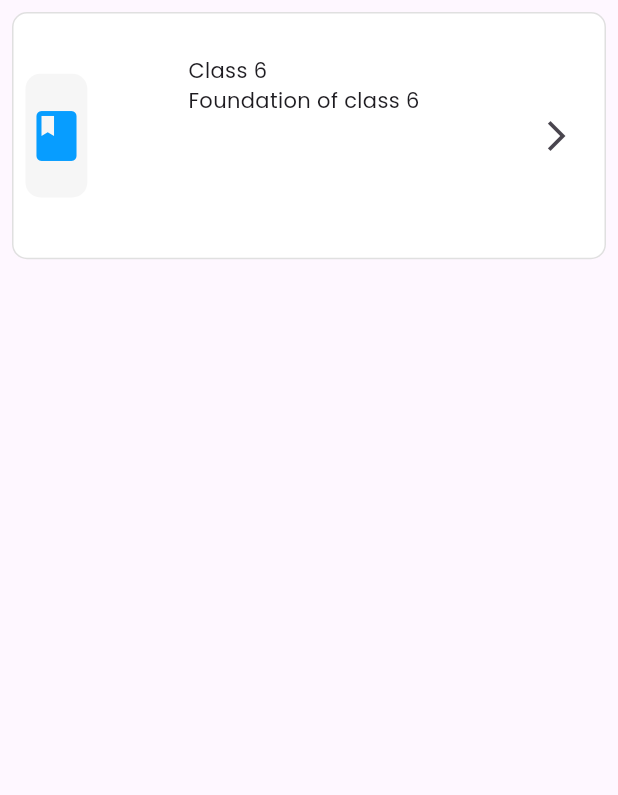
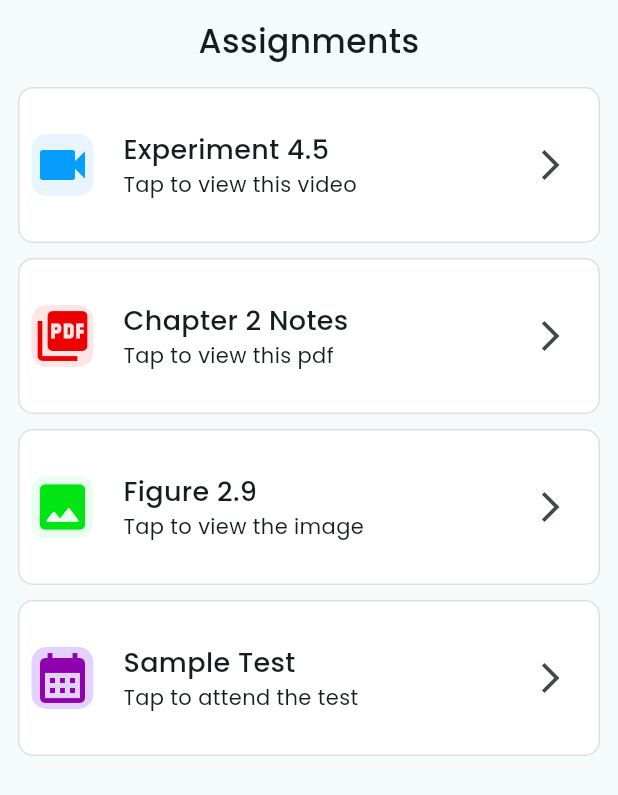
Before and after one commit to donymashup/Etutor, a Flutter app: the SubscribedCourseOverview screen opened directly, after a tap on the "arrow forward ios" icon, on a phone screen of 412 x 824 dp. Shown: the top 795 px of the screen. Run offline on Flutter 3.47's test engine with Material 3 defaults, Android fonts, the phone set to English and light mode, and no system bars; our stand-ins replace lottie.

Commit message:
subscribed course overview,content,assignament completed

```diff
--- a/lib/common/constants/app_constants.dart
+++ b/lib/common/constants/app_constants.dart
@@ -28,6 +28,5 @@ class AppColor {
   static const Color orangeBarGraph = Color(0xFFFFB800);
   static const Color blackColor = Color(0xFF000000);
   static const Color whiteColor = Color(0xFFFFFFFF);
-
-
+  static const Color lightVioletCardBackground =Color(0x2E6207FF);
 }
--- a/lib/features/auth/screen/test_home.dart
+++ b/lib/features/auth/screen/test_home.dart
@@ -1,5 +1,3 @@
-import 'package:etutor/common/constants/app_constants.dart';
-import 'package:etutor/features/subscribed_course.dart/widgets/course_card.dart';
 import 'package:flutter/material.dart';
 
 class TestHome extends StatefulWidget {
--- /dev/null
+++ b/lib/features/subscribed_course.dart/screens/subscribed_course_assignment_screen.dart
@@ -0,0 +1,66 @@
+import 'package:etutor/common/constants/app_constants.dart';
+import 'package:etutor/features/subscribed_course.dart/widgets/course_card.dart';
+import 'package:flutter/material.dart';
+
+class SubscribedCourseAssignmentScreen extends StatefulWidget {
+  const SubscribedCourseAssignmentScreen({super.key});
+
+  @override
+  State<SubscribedCourseAssignmentScreen> createState() => _SubscribedCourseAssignmentScreenState();
+}
+
+class _SubscribedCourseAssignmentScreenState extends State<SubscribedCourseAssignmentScreen> {
+  @override
+  Widget build(BuildContext context) {
+    return Scaffold(
+      body: SafeArea(
+        child: SingleChildScrollView(
+          child: Padding(
+            padding: const EdgeInsets.all(12.0),
+            child: Column(
+              children: [
+                Text("Assignments",style: TextStyle(fontSize: 22,fontWeight: FontWeight.w500),textAlign: TextAlign.center,),
+                SizedBox(height: 15),
+                CourseCard(
+                  title: "Experiment 4.5",
+                  subtitle: "Tap to view this video",
+                  icon: Icons.videocam,
+                  iconBgColor: AppColor.lighBlueBackground,
+                  onPressed: (){},
+                  iconColor: AppColor.videoIconColor
+                  ),
+                SizedBox(height: 10),
+                 CourseCard(
+                  title: "Chapter 2 Notes",
+                  subtitle: "Tap to view this pdf",
+                  icon: Icons.picture_as_pdf,
+                  iconBgColor: AppColor.lightRedCardBackground,
+                  onPressed: (){},
+                  iconColor: AppColor.redBarGraph
+                  ),
+                SizedBox(height: 10),
+                 CourseCard(
+                  title: "Figure 2.9",
+                  subtitle: "Tap to view the image",
+                  icon: Icons.image_rounded,
+                  iconBgColor: AppColor.lightGreenCardBackground,
+                  onPressed: (){},
+                  iconColor: AppColor.greenBarGraph
+                  ),
+                SizedBox(height: 10), CourseCard(
+                  title: "Sample Test",
+                  subtitle: "Tap to attend the test",
+                  icon: Icons.calendar_month,
+                  iconBgColor: AppColor.lightVioletCardBackground,
+                  onPressed: (){},
+                  iconColor: AppColor.testIconColour,
+                  ),
+                SizedBox(height: 10),
+              ],
+            ),
+          ),
+        ),
+      ),
+    );
+  }
+}
--- a/lib/features/subscribed_course.dart/screens/subscribed_course_overview.dart
+++ b/lib/features/subscribed_course.dart/screens/subscribed_course_overview.dart
@@ -1,4 +1,6 @@
 import 'package:etutor/common/constants/app_constants.dart';
+import 'package:etutor/features/subscribed_course.dart/screens/no_data.dart';
+import 'package:etutor/features/subscribed_course.dart/screens/subscribed_course_assignment_screen.dart';
 import 'package:etutor/features/subscribed_course.dart/widgets/course_card.dart';
 import 'package:flutter/material.dart';
 
@@ -6,21 +8,94 @@ class SubscribedCourseOverview extends StatefulWidget {
   const SubscribedCourseOverview({super.key});
 
   @override
-  State<SubscribedCourseOverview> createState() => _SubscribedCourseOverviewState();
+  State<SubscribedCourseOverview> createState() =>
+      _SubscribedCourseOverviewState();
 }
 
 class _SubscribedCourseOverviewState extends State<SubscribedCourseOverview> {
   @override
   Widget build(BuildContext context) {
     return Scaffold(
-      body: SafeArea(child: Column(
-        children: [
-          Padding(
-            padding: const EdgeInsets.all(8.0),
-            child: CourseCard(title: "Class 6", subtitle: "Foundation of class 6", icon: Icons.book, Iconbgcolor: AppColor.greyCardBackground,onPressed: (){}, Iconcolor: AppColor.videoIconColor,),
-          )
-        ],
-      )),
+      backgroundColor: AppColor.whiteColor,
+      body: SingleChildScrollView(
+        child: SafeArea(
+            child: Column(
+          children: [
+            Stack(
+              children: [
+                Container(
+                  height: 300,
+                  width: double.infinity,
+                  decoration: const BoxDecoration(
+                    image: DecorationImage(
+                        image: AssetImage('assets/images/etutor1.png'),
+                        fit: BoxFit.cover),
+                  ),
+                ),
+                Container(
+                  margin: const EdgeInsets.only(top: 260),
+                  padding: const EdgeInsets.all(20),
+                  width: double.infinity,
+                  decoration: const BoxDecoration(
+                    color: Colors.white,
+                    borderRadius: BorderRadius.only(
+                        topLeft: Radius.circular(30),
+                        topRight: Radius.circular(30)),
+                  ),
+                  child: Expanded(
+                      child: Text(
+                    "Bridge Senior Class 6-7 ",
+                    style: TextStyle(fontWeight: FontWeight.w500, fontSize: 25),
+                  )),
+                )
+              ],
+            ),
+            Padding(
+              padding: const EdgeInsets.all(8.0),
+              child: Column(
+                children: [
+                  CourseCard(
+                    title: "Class 6",
+                    subtitle: "Foundation of class 6",
+                    icon: Icons.book,
+                    iconBgColor: AppColor.greyCardBackground,
+                    onPressed: () {
+                      Navigator.push(
+                          context, MaterialPageRoute(builder: (context) =>
+                                          SubscribedCourseAssignmentScreen()));
+                    },
+                    iconColor: AppColor.videoIconColor,
+                  ),
+                  SizedBox(height: 10),
+                  CourseCard(
+                    title: "Class 7",
+                    subtitle: "Class 7 subjects",
+                    icon: Icons.book,
+                    iconBgColor: AppColor.greyCardBackground,
+                    onPressed: () { Navigator.push(
+                          context, MaterialPageRoute(builder: (context) =>
+                                          SubscribedCourseAssignmentScreen()));},
+                    iconColor: AppColor.videoIconColor,
+                  ),
+                  SizedBox(height: 10),
+                  CourseCard(
+                    title: "Study Materials",
+                    subtitle:
+                        "Tap to view all other resources related to this course",
+                    icon: Icons.folder,
+                    iconBgColor: AppColor.greyCardBackground,
+                    onPressed: () { Navigator.push(
+                          context, MaterialPageRoute(builder: (context) =>
+                                          NoData()));},
+                    iconColor: AppColor.fileIconColour,
+                  ),
+                  SizedBox(height: 10),
+                ],
+              ),
+            ),
+          ],
+        )),
+      ),
     );
   }
 }
--- a/lib/features/subscribed_course.dart/widgets/course_card.dart
+++ b/lib/features/subscribed_course.dart/widgets/course_card.dart
@@ -5,8 +5,8 @@ class CourseCard extends StatefulWidget {
   String title;
   String subtitle;
   IconData icon;
-  Color Iconbgcolor;
-  Color Iconcolor;
+  Color iconBgColor;
+  Color iconColor;
   void Function() onPressed;
 
   CourseCard(
@@ -14,9 +14,9 @@ class CourseCard extends StatefulWidget {
       required this.title,
       required this.subtitle,
       required this.icon,
-      required this.Iconbgcolor,
+      required this.iconBgColor,
       required this.onPressed,
-      required this.Iconcolor
+      required this.iconColor
       });
 
   @override
@@ -32,29 +32,29 @@ class _CourseCardState extends State<CourseCard> {
           borderRadius: BorderRadius.circular(10),
           border: Border.all(color: AppColor.greyStroke),
           color: Colors.white),
-      height: MediaQuery.of(context).size.height * 0.2,
       width: MediaQuery.of(context).size.width ,
       child: Padding(
         padding: const EdgeInsets.all(8.0),
         child: Row(
-          mainAxisAlignment: MainAxisAlignment.spaceBetween,
           children: [
             //icon and background of icon
             Container(
-              decoration: BoxDecoration(borderRadius:BorderRadius.circular(10),color: widget.Iconbgcolor, ),
-              height: MediaQuery.of(context).size.height * 0.1,
+              decoration: BoxDecoration(borderRadius:BorderRadius.circular(10),color: widget.iconBgColor),
+              height: MediaQuery.of(context).size.width * 0.1,
               width: MediaQuery.of(context).size.width * 0.1,
-            child: Icon(widget.icon,color: widget.Iconcolor,size: 40,)),
-            Padding(
+            child: Icon(widget.icon,color: widget.iconColor,size: 40,)),
+            Expanded(
+              child: Padding(
                 padding: const EdgeInsets.all(20.0),
                 child:
                 //title and subtitle of the course
                  Column(
                   crossAxisAlignment: CrossAxisAlignment.start,
                   children: [
-                  Text(widget.title),
-                  Text(widget.subtitle),
+                    Text(widget.title,style: TextStyle(fontSize: 18,fontWeight: FontWeight.w500),),
+                    Text(widget.subtitle,maxLines: 1,overflow: TextOverflow.ellipsis,style: TextStyle(fontSize: 14)),
                   ],
+                ),
               ),
             ),
             //icon for moving to next page
```
Also changed, not shown: lib/features/subscribed_course.dart/screens/no_data.dart (added, +19 -0 lines), lib/features/subscribed_course.dart/screens/subscribed_course_content.dart (added, +82 -0 lines), lib/main.dart (+8 -5 lines), assets/images/etutor1.png (added), assets/images/nodata.png (added), pubspec.lock. Lines whose indentation alone changed are shown as unchanged.
